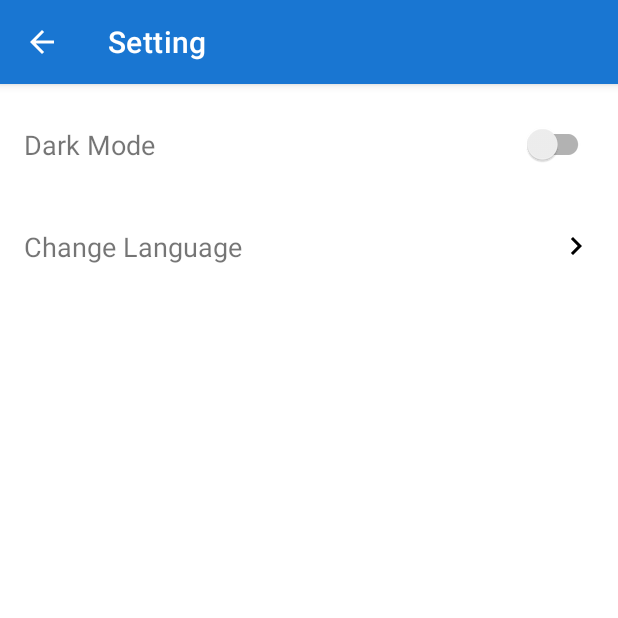
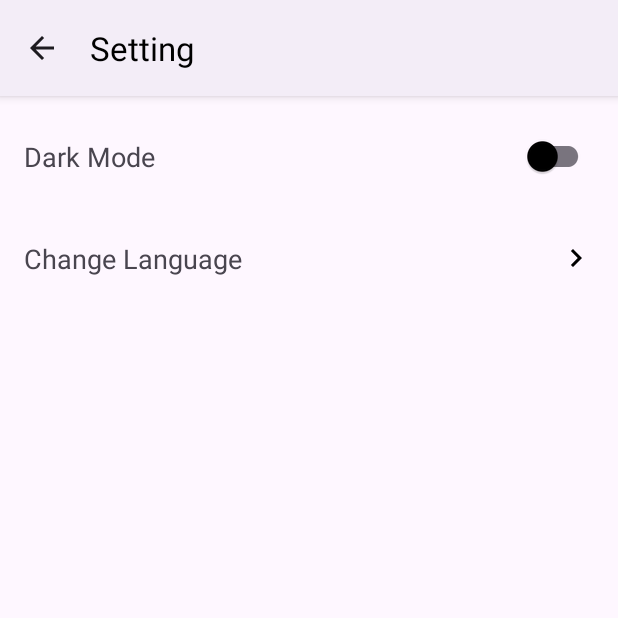
Before and after one commit to robbyyehezkiel/Dicoding-Android-Fundamental-Akhir, an Android app: the screen it shows after launch (SettingActivity), after a tap on "Setting", on a phone screen of 412 x 824 dp, the top half of it. Run offline under Robolectric (Android 15) with nearby library versions, the phone set to English and light mode, and no system bars; pictures from the network do not load.

Commit message:
Final Development

```diff
--- a/app/src/main/java/com/robbyyehezkiel/androidfundamental2/ui/mvvm/viewmodel/BaseViewModel.kt
+++ b/app/src/main/java/com/robbyyehezkiel/androidfundamental2/ui/mvvm/viewmodel/BaseViewModel.kt
@@ -1,20 +1,39 @@
 package com.robbyyehezkiel.androidfundamental2.ui.mvvm.viewmodel
 
+import android.util.Log
 import androidx.lifecycle.LiveData
 import androidx.lifecycle.MutableLiveData
 import androidx.lifecycle.ViewModel
 import kotlinx.coroutines.CoroutineExceptionHandler
+import kotlinx.coroutines.Dispatchers
 
 open class BaseViewModel : ViewModel() {
 
+    protected val dispatcherIO = Dispatchers.IO
 
-    protected val isLoading = MutableLiveData<Boolean>()
-    val isLoadingState: LiveData<Boolean> = isLoading
+    private val _isLoading = MutableLiveData<Boolean>()
+    val isLoadingState: LiveData<Boolean> = _isLoading
 
-    protected val error = MutableLiveData<String>()
-    val errorState: LiveData<String> = error
+    private val _error = MutableLiveData<String>()
+    val errorState: LiveData<String> = _error
 
     protected val exceptionHandler = CoroutineExceptionHandler { _, exception ->
-        error.value = "Error: ${exception.message}"
+        Log.e("BaseViewModel", "Coroutine exception", exception)
+        _error.postValue("Error: ${exception.message}")
+        _isLoading.postValue(false)
+    }
+
+    protected fun handleException(exception: Throwable) {
+        Log.e("BaseViewModel", "Exception handled: ${exception.message}", exception)
+        _error.postValue("Error: ${exception.message}")
+        _isLoading.postValue(false)
+    }
+
+    protected fun showSnackBarMessage(message: String) {
+        _error.postValue(message)
+    }
+
+    protected fun setLoadingState(isLoading: Boolean) {
+        _isLoading.postValue(isLoading)
     }
 }
--- a/app/src/main/java/com/robbyyehezkiel/androidfundamental2/ui/mvvm/viewmodel/MainViewModel.kt
+++ b/app/src/main/java/com/robbyyehezkiel/androidfundamental2/ui/mvvm/viewmodel/MainViewModel.kt
@@ -5,28 +5,55 @@ import androidx.lifecycle.MutableLiveData
 import androidx.lifecycle.viewModelScope
 import com.robbyyehezkiel.androidfundamental2.data.model.User
 import com.robbyyehezkiel.androidfundamental2.data.repository.GitHubRepository
-import kotlinx.coroutines.Dispatchers
-import kotlinx.coroutines.launch
-import kotlinx.coroutines.withContext
+import kotlinx.coroutines.*
+import kotlinx.coroutines.flow.MutableStateFlow
+import kotlinx.coroutines.flow.collectLatest
+import kotlinx.coroutines.flow.debounce
+import kotlinx.coroutines.flow.filter
 
+@OptIn(FlowPreview::class)
 class MainViewModel(private val repository: GitHubRepository) : BaseViewModel() {
 
     private val _user = MutableLiveData<List<User>>()
     val user: LiveData<List<User>> = _user
 
+    private val queryFlow = MutableStateFlow("")
+
+    init {
+        viewModelScope.launch {
+            queryFlow
+                .debounce(300)
+                .filter { it.isNotEmpty() }
+                .collectLatest { query ->
+                    searchUsersInternal(query)
+                }
+        }
+    }
+
     fun searchUsers(query: String) {
-        isLoading.value = true
-        viewModelScope.launch(exceptionHandler) {
-            val user = withContext(Dispatchers.IO) {
+        queryFlow.value = query
+    }
+
+    private suspend fun searchUsersInternal(query: String) {
+        setLoadingState(true)
+        try {
+            val users = withContext(Dispatchers.IO) {
                 repository.searchUsers(query)
             }
-            _user.value = user.items
-        }.invokeOnCompletion {
-            isLoading.value = false
+            if (_user.value != users.items) {
+                _user.postValue(users.items)
+            }
+            if (users.items.isEmpty()) {
+                showSnackBarMessage("No users found.")
+            }
+        } catch (e: Exception) {
+            handleException(e)
+        } finally {
+            setLoadingState(false)
         }
     }
 
     fun showEmptyQueryError() {
-        error.value = "Please enter a search query"
+        showSnackBarMessage("Please enter a search query")
     }
 }
--- a/app/src/main/res/layout/activity_user_detail.xml
+++ b/app/src/main/res/layout/activity_user_detail.xml
@@ -4,6 +4,7 @@
     xmlns:tools="http://schemas.android.com/tools"
     android:layout_width="match_parent"
     android:layout_height="match_parent"
+    android:background="?attr/colorSurface"
     tools:context=".ui.view.UserDetailActivity">
 
     <de.hdodenhof.circleimageview.CircleImageView
@@ -59,7 +60,6 @@
             tools:text="@string/num1" />
 
         <TextView
-            android:id="@+id/tv_following"
             android:layout_width="wrap_content"
             android:layout_height="wrap_content"
             android:layout_gravity="center_vertical"
@@ -77,7 +77,6 @@
             tools:text="@string/num2" />
 
         <TextView
-            android:id="@+id/tv_followers"
             android:layout_width="wrap_content"
             android:layout_height="wrap_content"
             android:layout_gravity="center_vertical"
@@ -95,7 +94,7 @@
         app:layout_constraintTop_toBottomOf="@id/linearLayout"
         app:tabGravity="fill"
         app:tabMode="fixed"
-        app:tabSelectedTextColor="?attr/colorOnSurface"
+        app:tabSelectedTextColor="?attr/colorPrimary"
         app:tabTextColor="?attr/colorOnSurface" />
 
     <androidx.viewpager2.widget.ViewPager2
--- a/app/src/main/res/values-night/themes.xml
+++ b/app/src/main/res/values-night/themes.xml
@@ -1,7 +1,15 @@
-<resources xmlns:tools="http://schemas.android.com/tools">
-    <!-- Base application theme. -->
-    <style name="Base.Theme.AndroidFundamental2" parent="Theme.MaterialComponents.DayNight.DarkActionBar">
-        <!-- Customize your dark theme here. -->
-        <!-- <item name="colorPrimary">@color/my_dark_primary</item> -->
+<?xml version="1.0" encoding="utf-8"?>
+<resources>
+    <!-- Dark theme resources -->
+    <style name="Base.Theme.AndroidFundamental2" parent="Theme.Material3.Dark">
+        <!-- Customize your dark theme here -->
+        <item name="colorPrimary">@color/my_dark_primary</item>
+        <item name="colorOnPrimary">@color/my_dark_on_primary</item>
+        <item name="colorSecondary">@color/my_dark_secondary</item>
+        <item name="colorOnSecondary">@color/my_dark_on_secondary</item>
+        <item name="colorSurface">@color/my_dark_surface</item>
+        <item name="colorOnSurface">@color/my_dark_on_surface</item>
+        <item name="colorError">@color/my_dark_error</item>
+        <item name="colorOnError">@color/my_dark_on_error</item>
     </style>
 </resources>
--- a/app/src/main/res/values/colors.xml
+++ b/app/src/main/res/values/colors.xml
@@ -1,16 +1,20 @@
 <resources>
-    <!-- Light Theme Colors -->
-    <color name="my_light_primary">#1976D2</color>
-    <color name="my_light_primary_variant">#1565C0</color>
-    <color name="my_light_on_primary">#FFFFFF</color>
-    <color name="my_light_secondary">#FF5722</color>
-    <color name="my_light_secondary_variant">#E64A19</color>
-    <color name="my_light_on_secondary">#FFFFFF</color>
-    <color name="my_light_background">#FFFFFF</color>
+    <color name="my_light_primary">#1E88E5</color> <!-- New Primary Color -->
+    <color name="my_light_on_primary">#FFFFFF</color> <!-- On Primary Color -->
+    <color name="my_light_secondary">#03DAC6</color>
+    <color name="my_light_on_secondary">#000000</color>
     <color name="my_light_surface">#FFFFFF</color>
-    <color name="my_light_on_background">#000000</color>
     <color name="my_light_on_surface">#000000</color>
     <color name="my_light_error">#B00020</color>
     <color name="my_light_on_error">#FFFFFF</color>
-    <!-- Add more custom colors as needed -->
+
+
+    <color name="my_dark_primary">#1E88E5</color> <!-- New Primary Color -->
+    <color name="my_dark_on_primary">#FFFFFF</color> <!-- On Primary Color -->
+    <color name="my_dark_secondary">#03DAC6</color>
+    <color name="my_dark_on_secondary">#000000</color>
+    <color name="my_dark_surface">#121212</color>
+    <color name="my_dark_on_surface">#FFFFFF</color>
+    <color name="my_dark_error">#CF6679</color>
+    <color name="my_dark_on_error">#000000</color>
 </resources>
--- a/app/src/main/res/values/themes.xml
+++ b/app/src/main/res/values/themes.xml
@@ -1,20 +1,19 @@
-<resources xmlns:tools="http://schemas.android.com/tools">
-    <!-- Base application theme. -->
-    <style name="Base.Theme.AndroidFundamental2" parent="Theme.MaterialComponents.Light.DarkActionBar">
-        <!-- Customize your light theme here. -->
+<?xml version="1.0" encoding="utf-8"?>
+<resources>
+    <!-- Base application theme -->
+    <style name="Base.Theme.AndroidFundamental2" parent="Theme.Material3.Light">
+        <!-- Light theme customization -->
         <item name="colorPrimary">@color/my_light_primary</item>
-        <item name="colorPrimaryVariant">@color/my_light_primary_variant</item>
         <item name="colorOnPrimary">@color/my_light_on_primary</item>
         <item name="colorSecondary">@color/my_light_secondary</item>
-        <item name="colorSecondaryVariant">@color/my_light_secondary_variant</item>
         <item name="colorOnSecondary">@color/my_light_on_secondary</item>
-        <item name="android:windowBackground">@color/my_light_background</item>
         <item name="colorSurface">@color/my_light_surface</item>
-        <item name="android:textColorPrimary">@color/my_light_on_background</item>
-        <item name="android:textColorSecondary">@color/my_light_on_surface</item>
+        <item name="colorOnSurface">@color/my_light_on_surface</item>
         <item name="colorError">@color/my_light_error</item>
         <item name="colorOnError">@color/my_light_on_error</item>
+        <!-- Add more light theme customizations as needed -->
     </style>
 
+    <!-- Default theme inherits from base theme -->
     <style name="Theme.AndroidFundamental2" parent="Base.Theme.AndroidFundamental2" />
 </resources>
```
Also changed, not shown: app/src/main/java/com/robbyyehezkiel/androidfundamental2/ui/mvvm/viewmodel/FavoriteViewModel.kt (+14 -4 lines), app/src/main/java/com/robbyyehezkiel/androidfundamental2/ui/mvvm/viewmodel/FollowViewModel.kt (+28 -15 lines), app/src/main/java/com/robbyyehezkiel/androidfundamental2/ui/mvvm/viewmodel/UserDetailViewModel.kt (+12 -6 lines), app/src/main/java/com/robbyyehezkiel/androidfundamental2/ui/view/fragments/FollowFragment.kt (+10 -7 lines), app/src/main/java/com/robbyyehezkiel/androidfundamental2/ui/view/FavoriteActivity.kt (line endings or trailing spaces).
